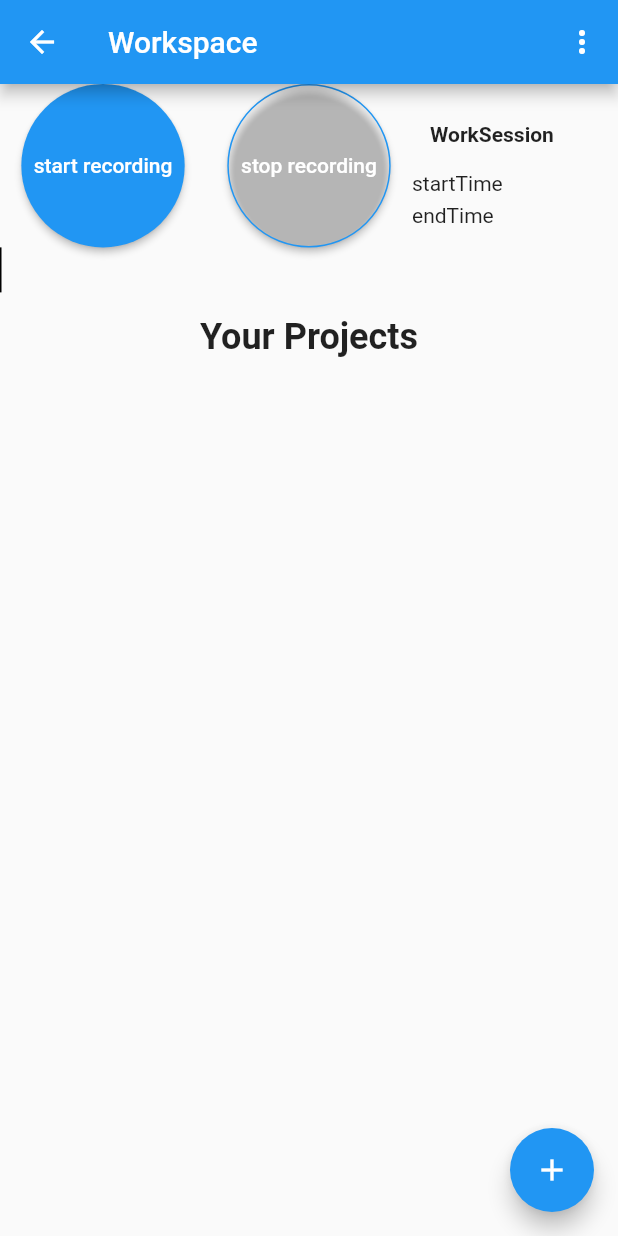
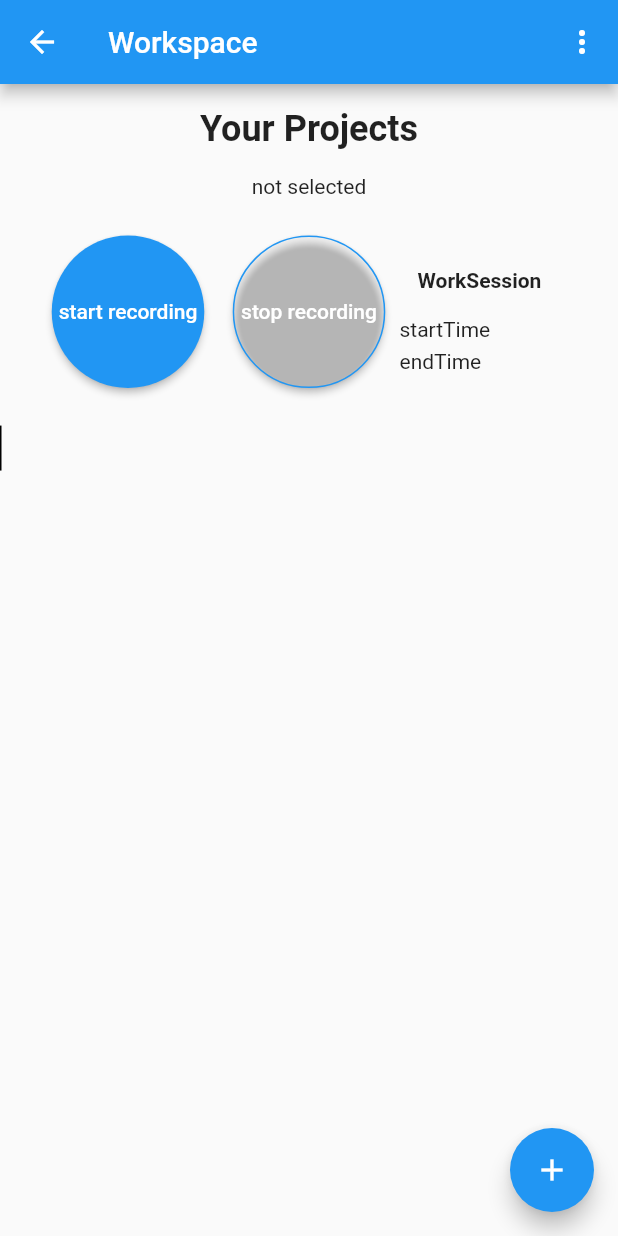
Before and after one commit to julianjandeleit/worktime-app, a Flutter app: the screen it shows after launch, on a phone screen of 412 x 824 dp. Run offline on Flutter 3.47's test engine with Material 2 defaults, Android fonts, the phone set to English and light mode, and no system bars; our stand-ins replace cloud_firestore, firebase_auth, firebase_core, firebase_storage, google_sign_in; accounts and stored records are empty.

Commit message:
selecting index

```diff
--- a/lib/models/basic_list.dart
+++ b/lib/models/basic_list.dart
@@ -9,8 +9,13 @@ part 'basic_list.g.dart';
 @JsonSerializable(genericArgumentFactories: true, explicitToJson: true)
 class BasicList<T extends Recipeable> implements Recipeable {
   final List<T> items;
+  final bool selectable;
+  final int? selectedIndex;
 
-  BasicList({required this.items});
+  BasicList(
+      {required this.items,
+      this.selectable = false,
+      this.selectedIndex = null});
 
   factory BasicList.fromJson(
           Map<String, dynamic> json, T Function(Object?) fromJsonT) =>
@@ -22,10 +27,17 @@ class BasicList<T extends Recipeable> implements Recipeable {
 
   @override
   Widget buildRecipe({void Function(Recipeable p1)? onChanged}) {
-    //print("list items ${items.map((e) => e.toJson())}");
     return ListRecipe<T>(
       itemList: items,
-      onChanged: (items) => onChanged?.call(BasicList(items: items)),
+      onChanged: (items) => onChanged?.call(BasicList(
+          items: items, selectable: selectable, selectedIndex: selectedIndex)),
+      selectedIndex: selectedIndex,
+      onItemSelect: selectable
+          ? (index) {
+              onChanged?.call(BasicList(
+                  items: items, selectable: selectable, selectedIndex: index));
+            }
+          : null,
     );
   }
 }
--- a/lib/workspace.dart
+++ b/lib/workspace.dart
@@ -30,10 +30,26 @@ class Workspace extends StatelessWidget {
           ),
         ],
       ),
-      body: Column(
-        children: [
+      body: Column(children: [
+        Padding(
+          padding: const EdgeInsets.all(16.0),
+          child: Text(
+            'Your Projects',
+            style: TextStyle(
+              fontSize: 24,
+              fontWeight: FontWeight.bold,
+            ),
+          ),
+        ),
         Flexible(
-              flex: 2,
+            child: Text(projectViewModel.selectedProjectIndex != null
+                ? projectViewModel
+                    .projects[projectViewModel.selectedProjectIndex!].name.item
+                : "not selected")),
+        Flexible(
+            flex: 3,
+            child: Padding(
+              padding: const EdgeInsets.all(25.0),
               child: projectViewModel.startStopWorkSession.buildRecipe(
                 onChanged: (p1) {
                   //TODO: hotfix, to be removed if can be handled properly
@@ -62,8 +78,6 @@ class Workspace extends StatelessWidget {
                         startTime: update.child.startTime,
                         endTime: RDatetime(item: DateTime.now()));
 
-                    print("pvmsp ${projectViewModel.selectedProjectIndex}");
-
                     projectViewModel.projects
                         .elementAt(projectViewModel.selectedProjectIndex!)
                         .workSessions
@@ -81,33 +95,22 @@ class Workspace extends StatelessWidget {
 
                   projectViewModel.notifyListeners();
                 },
+              ),
             )),
         Flexible(
             flex: 10,
-              child: BasicList<Project>(items: projectViewModel.projects)
+            child: BasicList<Project>(
+                    items: projectViewModel.projects,
+                    selectable: true,
+                    selectedIndex: projectViewModel.selectedProjectIndex)
                 .buildRecipe(onChanged: (updated) {
               //print("top level update ${updated}");
-                projectViewModel.projects =
-                    (updated as BasicList<Project>).items;
+              projectViewModel.projects = (updated as BasicList<Project>).items;
+              projectViewModel.selectedProjectIndex =
+                  (updated as BasicList<Project>).selectedIndex;
               projectViewModel.notifyListeners();
             })),
-          Padding(
-            padding: const EdgeInsets.all(16.0),
-            child: Text(
-              'Your Projects',
-              style: TextStyle(
-                fontSize: 24,
-                fontWeight: FontWeight.bold,
-              ),
-            ),
-          ),
-          Expanded(
-            child: ProjectView(projectViewModel: projectViewModel),
-          ),
-          if (workSessionViewModel.selectedProject != null)
-            WorkSessionView(workSessionViewModel: workSessionViewModel),
-        ],
-      ),
+      ]),
       floatingActionButton: FloatingActionButton(
         onPressed: () {
           projectViewModel.addProject("new Project");
```
Also changed, not shown: lib/recipes/listrecipe.dart (+21 -2 lines). Lines whose indentation alone changed are shown as unchanged.
